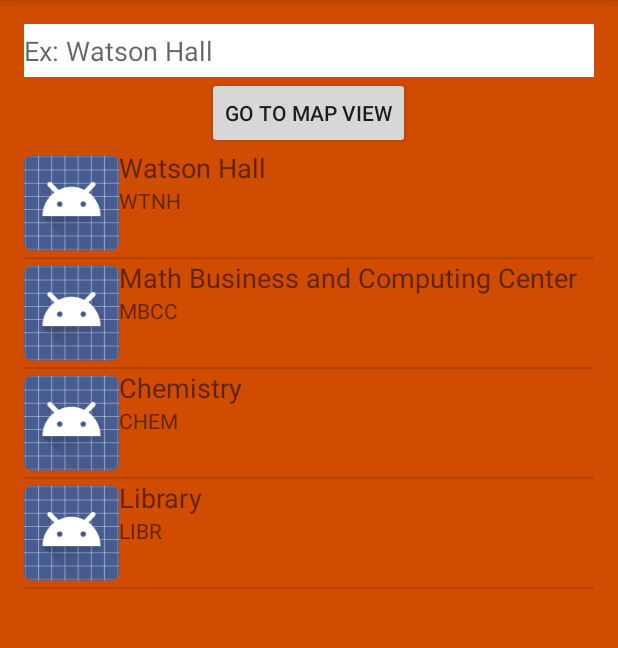
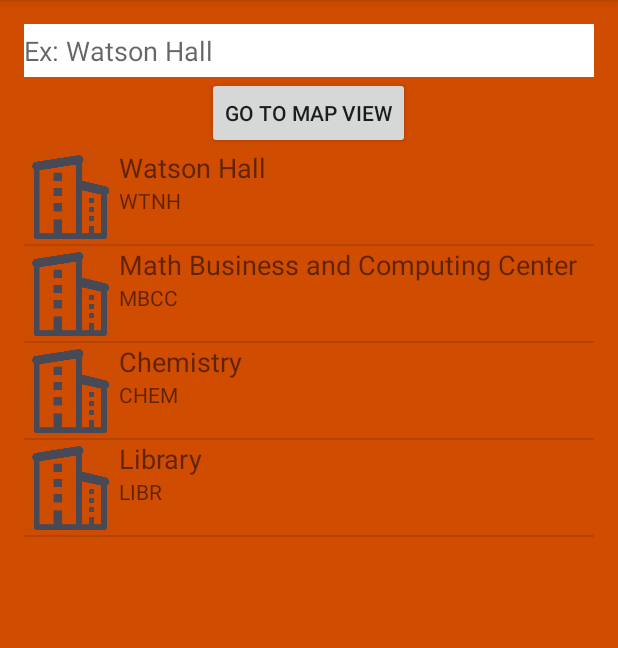
Before and after one commit to dpham147/YarrCampus, an Android app: the BuildingListActivity screen opened directly, with no data from a screen before it, on a phone screen of 412 x 824 dp, the part 84-732 px from its top. Run offline under Robolectric (Android 15) with nearby library versions, the phone set to English and light mode, and no system bars; pictures from the network do not load.

```diff
--- a/app/src/main/AndroidManifest.xml
+++ b/app/src/main/AndroidManifest.xml
@@ -42,7 +42,8 @@
             android:value="@string/google_maps_key" />
 
         <activity android:name=".BuildingMapViewActivity" />
-        <activity android:name=".CoursesSearchActivity"></activity>
+        <activity android:name=".CoursesSearchActivity" />
+        <activity android:name=".CampusContactsActivity"></activity>
     </application>
 
 </manifest>
--- a/app/src/main/java/edu/orangecoastcollege/cs273/yarrcampus/BuildingListActivity.java
+++ b/app/src/main/java/edu/orangecoastcollege/cs273/yarrcampus/BuildingListActivity.java
@@ -1,7 +1,6 @@
 package edu.orangecoastcollege.cs273.yarrcampus;
 
 import android.content.Intent;
-import android.net.Uri;
 import android.os.Bundle;
 import android.support.v7.app.AppCompatActivity;
 import android.text.Editable;
@@ -12,6 +11,8 @@ import android.widget.ListView;
 
 import java.util.ArrayList;
 import java.util.List;
+
+import static edu.orangecoastcollege.cs273.yarrcampus.ProfessorListActivity.getUriResource;
 
 public class BuildingListActivity extends AppCompatActivity {
 
@@ -31,12 +32,13 @@ public class BuildingListActivity extends AppCompatActivity {
         searchBuildingEditText.addTextChangedListener(buildingNameTextWatcher);
         buildingListView = (ListView) findViewById(R.id.BuildingListView);
 
+
         db = new DBHelper(this);
         db.deleteAllBuildings();
-        db.addBuilding(new Building("Watson Hall", "WTNH", "9:00 AM - 6:00 PM", Uri.parse("Watson"), 33.670686f,  -117.909255f));
-        db.addBuilding(new Building("Math Business and Computing Center", "MBCC", "9:00 AM - 10:00 PM", Uri.parse("Computing"), 33.670797f, -117.912142f));
-        db.addBuilding(new Building("Chemistry", "CHEM", "9:00 AM - 6:00 PM", Uri.parse("Chem"), 33.671648f, -117.914652f));
-        db.addBuilding(new Building("Library", "LIBR", "9:00 AM - 10:00 PM", Uri.parse("Books"), 33.668890f, -117.912638f));
+        db.addBuilding(new Building("Watson Hall", "WTNH", "9:00 AM - 6:00 PM", getUriResource(this, R.drawable.basic_building), 33.670686f,  -117.909255f));
+        db.addBuilding(new Building("Math Business and Computing Center", "MBCC", "9:00 AM - 10:00 PM", getUriResource(this, R.drawable.basic_building), 33.670797f, -117.912142f));
+        db.addBuilding(new Building("Chemistry", "CHEM", "9:00 AM - 6:00 PM", getUriResource(this, R.drawable.basic_building), 33.671648f, -117.914652f));
+        db.addBuilding(new Building("Library", "LIBR", "9:00 AM - 10:00 PM", getUriResource(this, R.drawable.basic_building), 33.668890f, -117.912638f));
         allBuildingsList = db.getAllBuildings();
         filteredBuildingsList = new ArrayList<> (allBuildingsList);
 
@@ -88,4 +90,5 @@ public class BuildingListActivity extends AppCompatActivity {
     public void goToMapView(View view){
         startActivity(new Intent(this, BuildingMapViewActivity.class) );
     }
+
 }
--- a/app/src/main/java/edu/orangecoastcollege/cs273/yarrcampus/BuildingListAdapter.java
+++ b/app/src/main/java/edu/orangecoastcollege/cs273/yarrcampus/BuildingListAdapter.java
@@ -50,6 +50,7 @@ public class BuildingListAdapter extends ArrayAdapter<Building>{
         buildingListNameTextView.setText(selectedBuilding.getName());
         buildingListCodeTextView.setText(selectedBuilding.getCode());
         buildingListLinearLayout.setTag(selectedBuilding);
+        buildingListImageView.setImageURI(selectedBuilding.getImageURI());
 
         return view;
     }
--- a/app/src/main/java/edu/orangecoastcollege/cs273/yarrcampus/ProfessorListActivity.java
+++ b/app/src/main/java/edu/orangecoastcollege/cs273/yarrcampus/ProfessorListActivity.java
@@ -10,8 +10,6 @@ import android.support.annotation.NonNull;
 import android.support.v7.app.AppCompatActivity;
 import android.text.Editable;
 import android.text.TextWatcher;
-import android.view.View;
-import android.widget.AdapterView;
 import android.widget.EditText;
 import android.widget.ListView;
 
--- a/app/src/main/res/layout/building_list_item.xml
+++ b/app/src/main/res/layout/building_list_item.xml
@@ -13,8 +13,8 @@
         android:id="@+id/buildingListImageView"
         android:layout_weight="1"
         android:cropToPadding="true"
-        android:adjustViewBounds="false"
-        android:scaleType="fitCenter" />
+        android:scaleType="fitCenter"
+        android:adjustViewBounds="true" />
 
     <LinearLayout
         android:orientation="vertical"
```
Also changed, not shown: app/src/main/java/edu/orangecoastcollege/cs273/yarrcampus/BuildingDetailsActivity.java (+2 -11 lines), app/src/main/java/edu/orangecoastcollege/cs273/yarrcampus/BuildingMapViewActivity.java (+95 -2 lines), app/src/main/java/edu/orangecoastcollege/cs273/yarrcampus/CampusContactsActivity.java (added, +13 -0 lines), app/src/main/java/edu/orangecoastcollege/cs273/yarrcampus/SplashActivity.java (+18 -0 lines), app/src/main/res/layout/activity_campus_contacts.xml (added, +13 -0 lines), app/src/main/java/edu/orangecoastcollege/cs273/yarrcampus/Courses.java (line endings or trailing spaces). Lines whose indentation alone changed are shown as unchanged.
